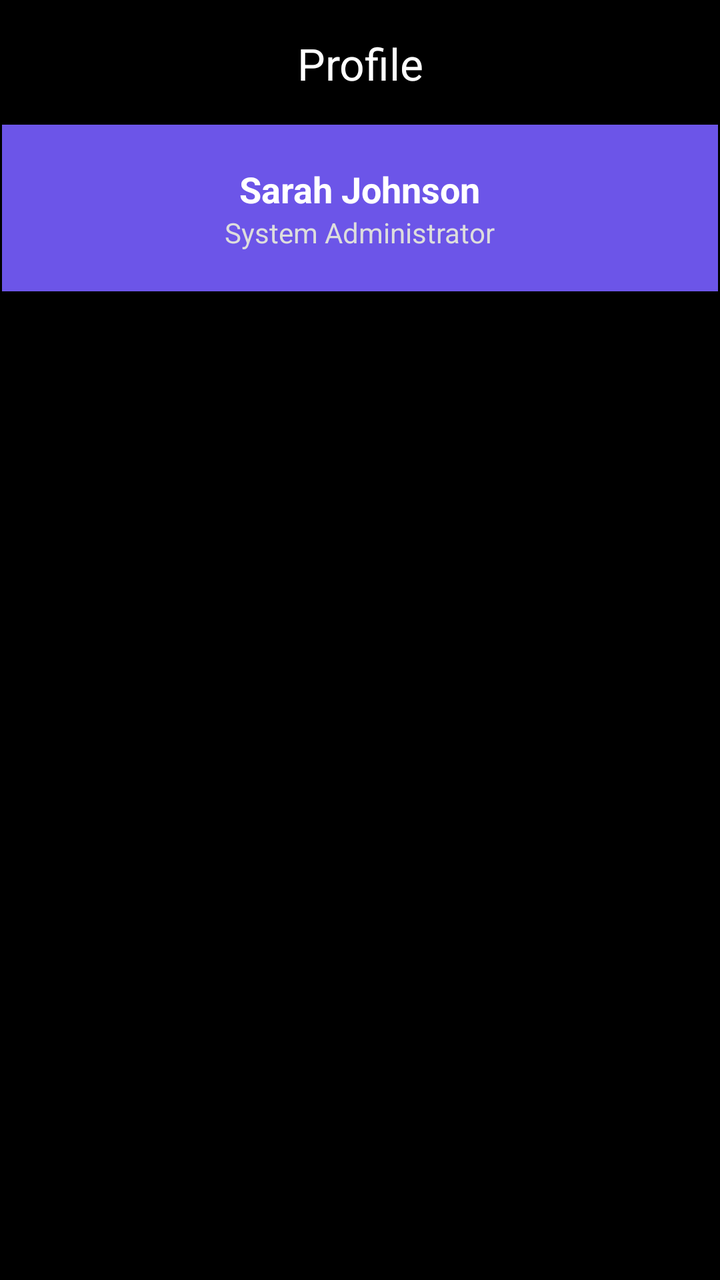
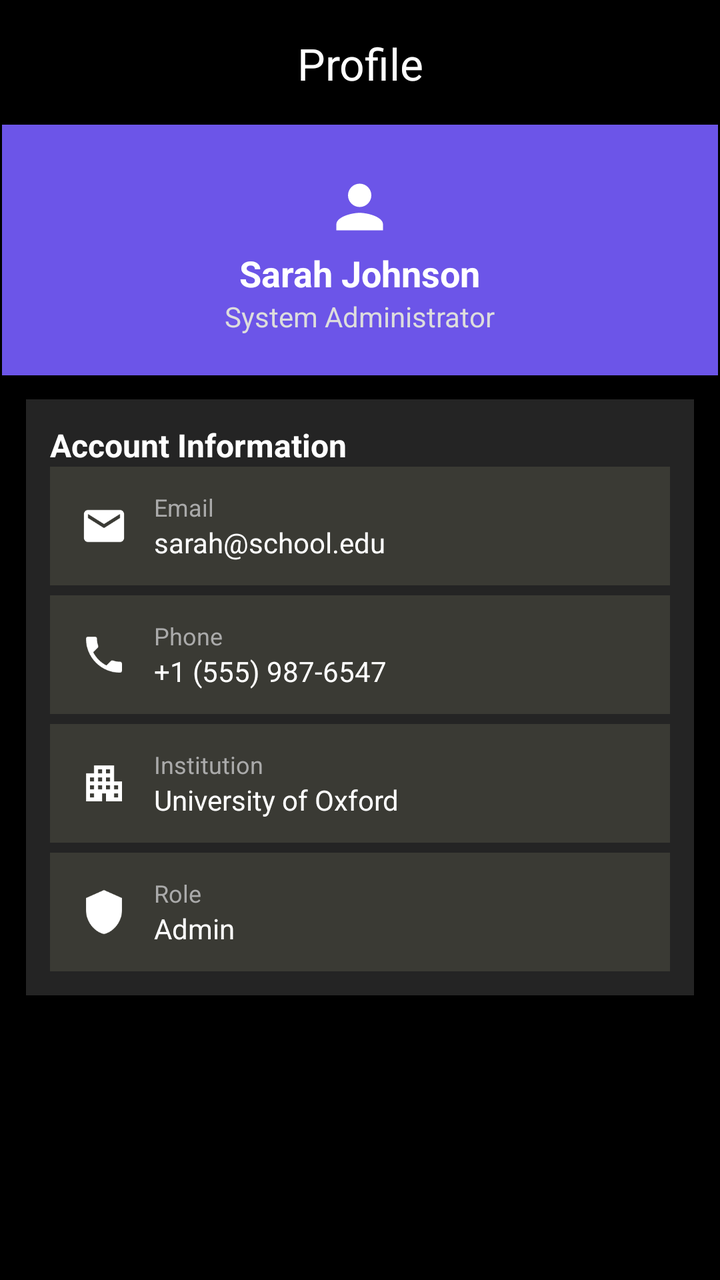

Screens rendered from an Android XML layout before and after an edit, with the pre-edit source and the edit as a unified diff.
<!-- AndroidManifest.xml: application theme Theme.LatihanImplisit -->
<!-- res/layout/activity_main.xml -->
<?xml version="1.0" encoding="utf-8"?>
<LinearLayout xmlns:android="http://schemas.android.com/apk/res/android"
    xmlns:app="http://schemas.android.com/apk/res-auto"
    xmlns:tools="http://schemas.android.com/tools"
    android:id="@+id/main"
    android:layout_width="match_parent"
    android:layout_height="match_parent"
    tools:context=".MainActivity"
    android:orientation="vertical"
    android:padding="1dp"
    android:background="@color/black">


    
    <TextView
        android:layout_width="match_parent"
        android:layout_height="wrap_content"
        android:text="Profile"
        android:textColor="#FFFFFF"
        android:textSize="22sp"
        android:gravity="center"
        android:padding="16dp" />


    <LinearLayout
        android:layout_width="match_parent"
        android:layout_height="wrap_content"
        android:orientation="vertical"
        android:gravity="center"
        android:padding="20dp"
        android:background="#6C55E8">

        <TextView
            android:layout_width="wrap_content"
            android:layout_height="wrap_content"
            android:text="Sarah Johnson"
            android:textColor="#FFFFFF"
            android:textSize="18sp"
            android:textStyle="bold" />

        <TextView
            android:layout_width="wrap_content"
            android:layout_height="wrap_content"
            android:text="System Administrator"
            android:textColor="#DDDDDD"
            android:textSize="14sp" />

    </LinearLayout>

</LinearLayout>
<!-- resources referenced by this layout -->
<resources>
  <color name="black">#FF000000</color>
  <style name="Theme.LatihanImplisit" parent="Base.Theme.LatihanImplisit" />
  <style name="Base.Theme.LatihanImplisit" parent="Theme.Material3.DayNight.NoActionBar">
          
          
      </style>
</resources>

<!-- the commit's change to res/layout/activity_main.xml (unified diff, before → after) -->
@@ -21,7 +21,6 @@
         android:gravity="center"
         android:padding="16dp" />
 
-
     <LinearLayout
         android:layout_width="match_parent"
         android:layout_height="wrap_content"
@@ -30,6 +29,11 @@
         android:padding="20dp"
         android:background="#6C55E8">
 
+        <ImageView
+            android:layout_width="35dp"
+            android:layout_height="42dp"
+            android:src="@drawable/person_logo" />
+
         <TextView
             android:layout_width="wrap_content"
             android:layout_height="wrap_content"
@@ -47,4 +51,189 @@
 
     </LinearLayout>
 
+    
+    <LinearLayout
+        android:layout_width="match_parent"
+        android:layout_height="wrap_content"
+        android:orientation="vertical"
+        android:padding="12dp"
+        android:layout_margin="12dp"
+        android:background="#242424">
+
+        <TextView
+            android:layout_width="wrap_content"
+            android:layout_height="wrap_content"
+            android:text="Account Information"
+            android:textColor="#FFFFFF"
+            android:textSize="16sp"
+            android:textStyle="bold" />
+
+        
+        <LinearLayout
+            android:id="@+id/layoutEmail"
+            android:layout_width="match_parent"
+            android:layout_height="wrap_content"
+            android:orientation="horizontal"
+            android:padding="12dp"
+            android:background="#3a3a34"
+            android:gravity="center_vertical"
+            android:clickable="true"
+            android:focusable="true">
+
+            <ImageView
+                android:layout_width="30dp"
+                android:layout_height="30dp"
+                android:src="@drawable/email_logo"
+                android:scaleType="centerInside" />
+
+            <LinearLayout
+                android:layout_width="0dp"
+                android:layout_height="wrap_content"
+                android:layout_weight="1"
+                android:orientation="vertical"
+                android:layout_marginStart="10dp">
+
+                <TextView
+                    android:layout_width="wrap_content"
+                    android:layout_height="wrap_content"
+                    android:text="Email"
+                    android:textColor="#AAAAAA"
+                    android:textSize="12sp" />
+
+                <TextView
+                    android:id="@+id/txtEmail"
+                    android:layout_width="wrap_content"
+                    android:layout_height="wrap_content"
+                    android:text="sarah@school.edu"
+                    android:textColor="#FFFFFF"
+                    android:textSize="14sp" />
+
+            </LinearLayout>
+
+        </LinearLayout>
+
+        
+        <LinearLayout
+            android:id="@+id/layoutPhone"
+            android:layout_width="match_parent"
+            android:layout_height="wrap_content"
+            android:orientation="horizontal"
+            android:padding="12dp"
+            android:layout_marginTop="5dp"
+            android:background="#3a3a34"
+            android:gravity="center_vertical"
+            android:clickable="true"
+            android:focusable="true">
+
+            <ImageView
+                android:layout_width="30dp"
+                android:layout_height="30dp"
+                android:src="@drawable/phone_logo"
+                android:scaleType="centerInside" />
+
+            <LinearLayout
+                android:layout_width="0dp"
+                android:layout_height="wrap_content"
+                android:layout_weight="1"
+                android:orientation="vertical"
+                android:layout_marginStart="10dp">
+
+                <TextView
+                    android:layout_width="wrap_content"
+                    android:layout_height="wrap_content"
+                    android:text="Phone"
+                    android:textColor="#AAAAAA"
+                    android:textSize="12sp" />
+
+                <TextView
+                    android:id="@+id/txtPhone"
+                    android:layout_width="wrap_content"
+                    android:layout_height="wrap_content"
+                    android:text="+1 (555) 987-6547"
+                    android:textColor="#FFFFFF"
+                    android:textSize="14sp" />
+            </LinearLayout>
+        </LinearLayout>
+
+        
+        <LinearLayout
+            android:layout_width="match_parent"
+            android:layout_height="wrap_content"
+            android:orientation="horizontal"
+            android:padding="12dp"
+            android:layout_marginTop="5dp"
+            android:background="#3a3a34"
+            android:gravity="center_vertical">
+
+            <ImageView
+                android:layout_width="30dp"
+                android:layout_height="30dp"
+                android:src="@drawable/institution_logo"
+                android:scaleType="centerInside" />
+
+            <LinearLayout
+                android:layout_width="0dp"
+                android:layout_height="wrap_content"
+                android:layout_weight="1"
+                android:orientation="vertical"
+                android:layout_marginStart="10dp">
+
+                <TextView
+                    android:layout_width="wrap_content"
+                    android:layout_height="wrap_content"
+                    android:text="Institution"
+                    android:textColor="#AAAAAA"
+                    android:textSize="12sp" />
+
+                <TextView
+                    android:layout_width="wrap_content"
+                    android:layout_height="wrap_content"
+                    android:text="University of Oxford"
+                    android:textColor="#FFFFFF"
+                    android:textSize="14sp" />
+            </LinearLayout>
+        </LinearLayout>
+
+
+        
+        <LinearLayout
+            android:layout_width="match_parent"
+            android:layout_height="wrap_content"
+            android:orientation="horizontal"
+            android:padding="12dp"
+            android:layout_marginTop="5dp"
+            android:background="#3a3a34"
+            android:gravity="center_vertical">
+
+            <ImageView
+                android:layout_width="30dp"
+                android:layout_height="30dp"
+                android:src="@drawable/role_logo"
+                android:scaleType="centerInside" />
+
+            <LinearLayout
+                android:layout_width="0dp"
+                android:layout_height="wrap_content"
+                android:layout_weight="1"
+                android:orientation="vertical"
+                android:layout_marginStart="10dp">
+
+                <TextView
+                    android:layout_width="wrap_content"
+                    android:layout_height="wrap_content"
+                    android:text="Role"
+                    android:textColor="#AAAAAA"
+                    android:textSize="12sp" />
+
+                <TextView
+                    android:layout_width="wrap_content"
+                    android:layout_height="wrap_content"
+                    android:text="Admin"
+                    android:textColor="#FFFFFF"
+                    android:textSize="14sp" />
+            </LinearLayout>
+        </LinearLayout>
+
+    </LinearLayout>
+
 </LinearLayout>
<!-- resource entries referenced after the edit -->
@@ -1,6 +1,36 @@
 <!-- resources referenced by this layout -->
 <resources>
   <color name="black">#FF000000</color>
+  <!-- drawable email_logo (drawable) -->
+  <vector xmlns:android="http://schemas.android.com/apk/res/android" android:height="24dp" android:tint="#FFFFFF" android:viewportHeight="24" android:viewportWidth="24" android:width="24dp">
+        
+      <path android:fillColor="@android:color/white" android:pathData="M20,4L4,4c-1.1,0 -1.99,0.9 -1.99,2L2,18c0,1.1 0.9,2 2,2h16c1.1,0 2,-0.9 2,-2L22,6c0,-1.1 -0.9,-2 -2,-2zM20,8l-8,5 -8,-5L4,6l8,5 8,-5v2z"/>
+      
+  </vector>
+  <!-- drawable institution_logo (drawable) -->
+  <vector xmlns:android="http://schemas.android.com/apk/res/android" android:height="24dp" android:tint="#FFFFFF" android:viewportHeight="24" android:viewportWidth="24" android:width="24dp">
+        
+      <path android:fillColor="@android:color/white" android:pathData="M17,11V3H7v4H3v14h8v-4h2v4h8V11H17zM7,19H5v-2h2V19zM7,15H5v-2h2V15zM7,11H5V9h2V11zM11,15H9v-2h2V15zM11,11H9V9h2V11zM11,7H9V5h2V7zM15,15h-2v-2h2V15zM15,11h-2V9h2V11zM15,7h-2V5h2V7zM19,19h-2v-2h2V19zM19,15h-2v-2h2V15z"/>
+      
+  </vector>
+  <!-- drawable person_logo (drawable) -->
+  <vector xmlns:android="http://schemas.android.com/apk/res/android" android:height="24dp" android:tint="#FFFFFF" android:viewportHeight="24" android:viewportWidth="24" android:width="24dp">
+        
+      <path android:fillColor="@android:color/white" android:pathData="M12,12c2.21,0 4,-1.79 4,-4s-1.79,-4 -4,-4 -4,1.79 -4,4 1.79,4 4,4zM12,14c-2.67,0 -8,1.34 -8,4v2h16v-2c0,-2.66 -5.33,-4 -8,-4z"/>
+      
+  </vector>
+  <!-- drawable phone_logo (drawable) -->
+  <vector xmlns:android="http://schemas.android.com/apk/res/android" android:height="24dp" android:tint="#FFFFFF" android:viewportHeight="24" android:viewportWidth="24" android:width="24dp">
+        
+      <path android:fillColor="@android:color/white" android:pathData="M6.62,10.79c1.44,2.83 3.76,5.14 6.59,6.59l2.2,-2.2c0.27,-0.27 0.67,-0.36 1.02,-0.24 1.12,0.37 2.33,0.57 3.57,0.57 0.55,0 1,0.45 1,1V20c0,0.55 -0.45,1 -1,1 -9.39,0 -17,-7.61 -17,-17 0,-0.55 0.45,-1 1,-1h3.5c0.55,0 1,0.45 1,1 0,1.25 0.2,2.45 0.57,3.57 0.11,0.35 0.03,0.74 -0.25,1.02l-2.2,2.2z"/>
+      
+  </vector>
+  <!-- drawable role_logo (drawable) -->
+  <vector xmlns:android="http://schemas.android.com/apk/res/android" android:height="24dp" android:tint="#FFFFFF" android:viewportHeight="24" android:viewportWidth="24" android:width="24dp">
+        
+      <path android:fillColor="@android:color/white" android:pathData="M12,1L3,5v6c0,5.55 3.84,10.74 9,12 5.16,-1.26 9,-6.45 9,-12V5l-9,-4z"/>
+      
+  </vector>
   <style name="Theme.LatihanImplisit" parent="Base.Theme.LatihanImplisit" />
   <style name="Base.Theme.LatihanImplisit" parent="Theme.Material3.DayNight.NoActionBar">
           
